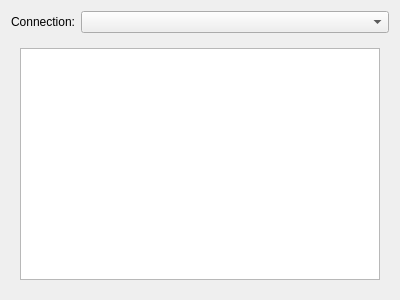
First picture: the form in languages/sql/results.ui, repository KDE/quanta, before the edit.
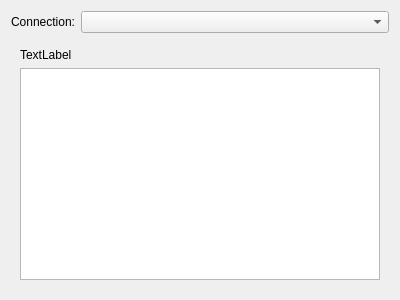
Second picture: the form after the edit. Custom widgets are drawn as their Qt base class.

Commit message: print query duration

Patch:
```diff
--- a/languages/sql/results.ui
+++ b/languages/sql/results.ui
@@ -35,6 +35,13 @@
      </property>
      <widget class="QWidget" name="resultsPage">
       <layout class="QVBoxLayout" name="verticalLayout">
+       <item>
+        <widget class="QLabel" name="durationLabel">
+         <property name="text">
+          <string>TextLabel</string>
+         </property>
+        </widget>
+       </item>
        <item>
         <widget class="QTableView" name="table"/>
        </item>
```
The commit also changes 1 other file.
